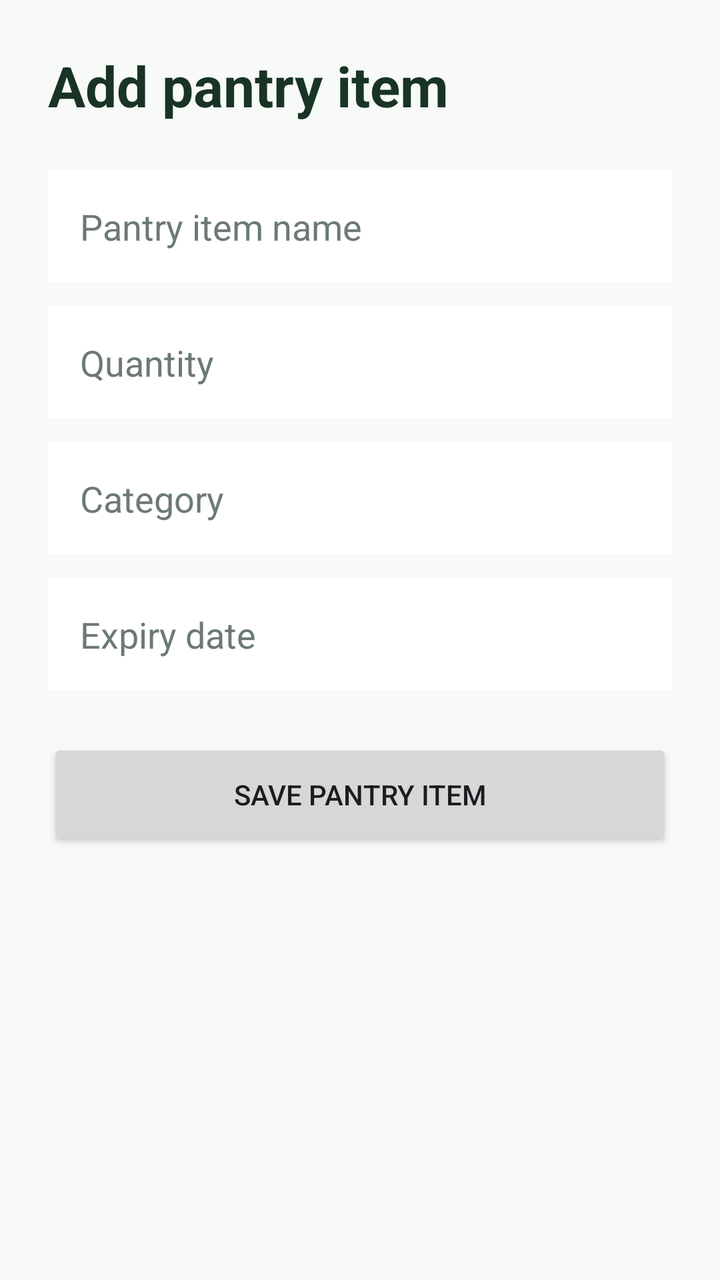
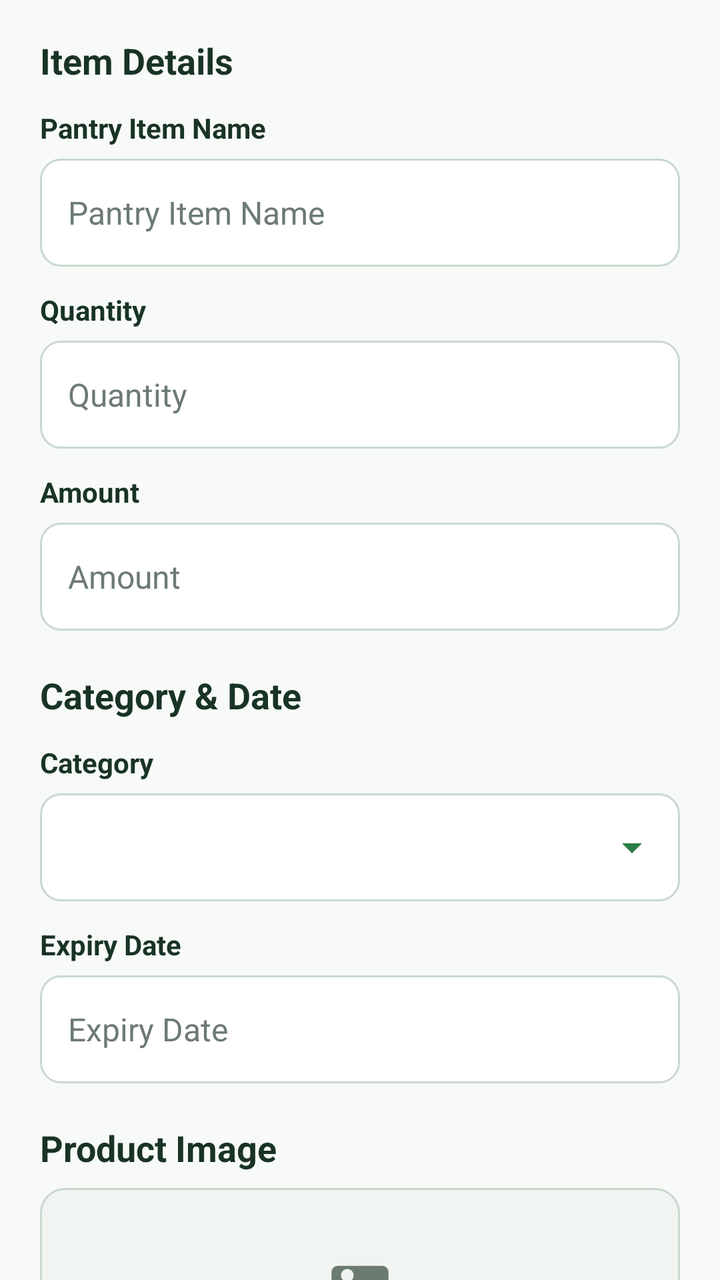

An Android layout rendered at two revisions. The XML below is the earlier revision; the diff shows what the commit changed to produce the second picture.
<!-- AndroidManifest.xml: application theme Theme.QuickCart -->
<!-- res/layout/fragment_add_pantry_item.xml -->
<?xml version="1.0" encoding="utf-8"?>
<androidx.core.widget.NestedScrollView xmlns:android="http://schemas.android.com/apk/res/android"
    xmlns:tools="http://schemas.android.com/tools"
    android:layout_width="match_parent"
    android:layout_height="match_parent"
    android:background="#F7FAF7"
    tools:context=".AddPantryItemFragment">

    <LinearLayout
        android:layout_width="match_parent"
        android:layout_height="wrap_content"
        android:orientation="vertical"
        android:padding="24dp">

        <TextView
            android:id="@+id/textview_add_pantry_title"
            android:layout_width="match_parent"
            android:layout_height="wrap_content"
            android:text="@string/add_pantry_item_title"
            android:textColor="#193326"
            android:textSize="28sp"
            android:textStyle="bold" />

        <EditText
            android:id="@+id/edittext_pantry_name"
            android:layout_width="match_parent"
            android:layout_height="56dp"
            android:layout_marginTop="24dp"
            android:background="#FFFFFF"
            android:hint="@string/pantry_item_name_hint"
            android:inputType="textCapWords"
            android:paddingStart="16dp"
            android:paddingEnd="16dp"
            android:singleLine="true"
            android:textColor="#26352D"
            android:textColorHint="#6C7B72" />

        <EditText
            android:id="@+id/edittext_pantry_quantity"
            android:layout_width="match_parent"
            android:layout_height="56dp"
            android:layout_marginTop="12dp"
            android:background="#FFFFFF"
            android:hint="@string/pantry_quantity_hint"
            android:inputType="textCapWords"
            android:paddingStart="16dp"
            android:paddingEnd="16dp"
            android:singleLine="true"
            android:textColor="#26352D"
            android:textColorHint="#6C7B72" />

        <EditText
            android:id="@+id/edittext_pantry_category"
            android:layout_width="match_parent"
            android:layout_height="56dp"
            android:layout_marginTop="12dp"
            android:background="#FFFFFF"
            android:hint="@string/pantry_category_hint"
            android:inputType="textCapWords"
            android:paddingStart="16dp"
            android:paddingEnd="16dp"
            android:singleLine="true"
            android:textColor="#26352D"
            android:textColorHint="#6C7B72" />

        <EditText
            android:id="@+id/edittext_pantry_expiry"
            android:layout_width="match_parent"
            android:layout_height="56dp"
            android:layout_marginTop="12dp"
            android:background="#FFFFFF"
            android:hint="@string/pantry_expiry_hint"
            android:inputType="text"
            android:paddingStart="16dp"
            android:paddingEnd="16dp"
            android:singleLine="true"
            android:textColor="#26352D"
            android:textColorHint="#6C7B72" />

        <Button
            android:id="@+id/button_save_pantry_item"
            android:layout_width="match_parent"
            android:layout_height="56dp"
            android:layout_marginTop="24dp"
            android:text="@string/save_pantry_item" />

    </LinearLayout>
</androidx.core.widget.NestedScrollView>
<!-- resources referenced by this layout -->
<resources>
  <string name="add_pantry_item_title">Add pantry item</string>
  <string name="pantry_expiry_hint">Expiry date</string>
  <string name="pantry_item_name_hint">Pantry item name</string>
  <string name="save_pantry_item">Save pantry item</string>
  <!-- unchanged entries left out for length: 4 -->
</resources>

<!-- the commit's change to res/layout/fragment_add_pantry_item.xml (unified diff, before → after) -->
@@ -3,85 +3,175 @@
     xmlns:tools="http://schemas.android.com/tools"
     android:layout_width="match_parent"
     android:layout_height="match_parent"
-    android:background="#F7FAF7"
+    android:background="@color/quickcart_background"
+    android:fillViewport="true"
     tools:context=".AddPantryItemFragment">
 
     <LinearLayout
         android:layout_width="match_parent"
         android:layout_height="wrap_content"
         android:orientation="vertical"
-        android:padding="24dp">
+        android:paddingStart="@dimen/form_screen_padding"
+        android:paddingTop="18dp"
+        android:paddingEnd="@dimen/form_screen_padding"
+        android:paddingBottom="96dp">
 
         <TextView
-            android:id="@+id/textview_add_pantry_title"
+            style="@style/QuickCart.FormSectionTitle"
             android:layout_width="match_parent"
             android:layout_height="wrap_content"
-            android:text="@string/add_pantry_item_title"
-            android:textColor="#193326"
-            android:textSize="28sp"
-            android:textStyle="bold" />
+            android:text="@string/item_details_section" />
+
+        <TextView
+            style="@style/QuickCart.FormLabel"
+            android:layout_width="match_parent"
+            android:layout_height="wrap_content"
+            android:layout_marginTop="@dimen/form_gap"
+            android:text="@string/pantry_item_name_hint" />
 
         <EditText
             android:id="@+id/edittext_pantry_name"
+            style="@style/QuickCart.FormEditText"
+            android:hint="@string/pantry_item_name_hint"
+            android:inputType="textCapWords" />
+
+        <TextView
+            style="@style/QuickCart.FormLabel"
             android:layout_width="match_parent"
-            android:layout_height="56dp"
-            android:layout_marginTop="24dp"
-            android:background="#FFFFFF"
-            android:hint="@string/pantry_item_name_hint"
-            android:inputType="textCapWords"
-            android:paddingStart="16dp"
-            android:paddingEnd="16dp"
-            android:singleLine="true"
-            android:textColor="#26352D"
-            android:textColorHint="#6C7B72" />
+            android:layout_height="wrap_content"
+            android:layout_marginTop="@dimen/form_gap"
+            android:text="@string/pantry_quantity_hint" />
 
         <EditText
             android:id="@+id/edittext_pantry_quantity"
+            style="@style/QuickCart.FormEditText"
+            android:hint="@string/pantry_quantity_hint"
+            android:inputType="textCapWords" />
+
+        <TextView
+            style="@style/QuickCart.FormLabel"
             android:layout_width="match_parent"
-            android:layout_height="56dp"
-            android:layout_marginTop="12dp"
-            android:background="#FFFFFF"
-            android:hint="@string/pantry_quantity_hint"
-            android:inputType="textCapWords"
-            android:paddingStart="16dp"
-            android:paddingEnd="16dp"
-            android:singleLine="true"
-            android:textColor="#26352D"
-            android:textColorHint="#6C7B72" />
+            android:layout_height="wrap_content"
+            android:layout_marginTop="@dimen/form_gap"
+            android:text="@string/pantry_amount_hint" />
 
         <EditText
-            android:id="@+id/edittext_pantry_category"
+            android:id="@+id/edittext_pantry_amount"
+            style="@style/QuickCart.FormEditText"
+            android:hint="@string/pantry_amount_hint"
+            android:inputType="number" />
+
+        <TextView
+            style="@style/QuickCart.FormSectionTitle"
             android:layout_width="match_parent"
-            android:layout_height="56dp"
-            android:layout_marginTop="12dp"
-            android:background="#FFFFFF"
-            android:hint="@string/pantry_category_hint"
-            android:inputType="textCapWords"
-            android:paddingStart="16dp"
-            android:paddingEnd="16dp"
-            android:singleLine="true"
-            android:textColor="#26352D"
-            android:textColorHint="#6C7B72" />
+            android:layout_height="wrap_content"
+            android:layout_marginTop="@dimen/form_section_gap"
+            android:text="@string/category_date_section" />
+
+        <TextView
+            style="@style/QuickCart.FormLabel"
+            android:layout_width="match_parent"
+            android:layout_height="wrap_content"
+            android:layout_marginTop="@dimen/form_gap"
+            android:text="@string/pantry_category_hint" />
+
+        <FrameLayout
+            style="@style/QuickCart.DropdownContainer">
+
+            <Spinner
+                android:id="@+id/spinner_pantry_category"
+                style="@style/QuickCart.FormDropdown"
+                android:prompt="@string/pantry_category_hint" />
+
+            <ImageView
+                android:layout_width="24dp"
+                android:layout_height="24dp"
+                android:layout_gravity="end|center_vertical"
+                android:contentDescription="@string/pantry_category_hint"
+                android:src="@drawable/ic_arrow_drop_down" />
+        </FrameLayout>
+
+        <TextView
+            style="@style/QuickCart.FormLabel"
+            android:layout_width="match_parent"
+            android:layout_height="wrap_content"
+            android:layout_marginTop="@dimen/form_gap"
+            android:text="@string/pantry_expiry_hint" />
 
         <EditText
             android:id="@+id/edittext_pantry_expiry"
+            style="@style/QuickCart.FormEditText"
+            android:focusable="false"
+            android:hint="@string/pantry_expiry_hint"
+            android:inputType="none" />
+
+        <TextView
+            style="@style/QuickCart.FormSectionTitle"
             android:layout_width="match_parent"
-            android:layout_height="56dp"
-            android:layout_marginTop="12dp"
-            android:background="#FFFFFF"
-            android:hint="@string/pantry_expiry_hint"
-            android:inputType="text"
-            android:paddingStart="16dp"
-            android:paddingEnd="16dp"
-            android:singleLine="true"
-            android:textColor="#26352D"
-            android:textColorHint="#6C7B72" />
+            android:layout_height="wrap_content"
+            android:layout_marginTop="@dimen/form_section_gap"
+            android:text="@string/product_image" />
+
+        <FrameLayout
+            android:id="@+id/container_pantry_image"
+            android:layout_width="match_parent"
+            android:layout_height="150dp"
+            android:layout_marginTop="8dp"
+            android:background="@drawable/image_placeholder_background"
+            android:clickable="true"
+            android:focusable="true">
+
+            <ImageView
+                android:id="@+id/imageview_pantry_preview"
+                android:layout_width="match_parent"
+                android:layout_height="match_parent"
+                android:contentDescription="@string/product_image"
+                android:scaleType="centerCrop" />
+
+            <LinearLayout
+                android:id="@+id/layout_pantry_image_empty"
+                android:layout_width="match_parent"
+                android:layout_height="match_parent"
+                android:gravity="center"
+                android:orientation="vertical"
+                android:padding="16dp">
+
+                <ImageView
+                    android:layout_width="38dp"
+                    android:layout_height="38dp"
+                    android:contentDescription="@string/product_image"
+                    android:src="@drawable/ic_photo_placeholder" />
+
+                <TextView
+                    android:layout_width="wrap_content"
+                    android:layout_height="wrap_content"
+                    android:layout_marginTop="8dp"
+                    android:text="@string/image_empty_title"
+                    android:textColor="@color/quickcart_primary_dark"
+                    android:textSize="15sp"
+                    android:textStyle="bold" />
+
+                <TextView
+                    android:layout_width="wrap_content"
+                    android:layout_height="wrap_content"
+                    android:layout_marginTop="4dp"
+                    android:gravity="center"
+                    android:text="@string/image_empty_helper"
+                    android:textColor="@color/quickcart_muted"
+                    android:textSize="13sp" />
+            </LinearLayout>
+        </FrameLayout>
+
+        <Button
+            android:id="@+id/button_choose_pantry_image"
+            style="@style/QuickCart.SecondaryButton"
+            android:layout_marginTop="10dp"
+            android:text="@string/choose_product_image" />
 
         <Button
             android:id="@+id/button_save_pantry_item"
-            android:layout_width="match_parent"
-            android:layout_height="56dp"
-            android:layout_marginTop="24dp"
+            style="@style/QuickCart.PrimaryButton"
+            android:layout_marginTop="@dimen/form_section_gap"
             android:text="@string/save_pantry_item" />
 
     </LinearLayout>
<!-- resource entries referenced after the edit -->
@@ -1,9 +1,164 @@
 <!-- resources referenced by this layout -->
 <resources>
-  <string name="add_pantry_item_title">Add pantry item</string>
-  <string name="pantry_expiry_hint">Expiry date</string>
-  <string name="pantry_item_name_hint">Pantry item name</string>
-  <string name="save_pantry_item">Save pantry item</string>
+  <color name="quickcart_background">#F7FAF7</color>
+  <color name="quickcart_muted">#6C7B72</color>
+  <color name="quickcart_primary_dark">#193326</color>
+  <dimen name="form_gap">12dp</dimen>
+  <dimen name="form_screen_padding">20dp</dimen>
+  <dimen name="form_section_gap">20dp</dimen>
+  <!-- drawable ic_arrow_drop_down (drawable) -->
+  <?xml version="1.0" encoding="utf-8"?>
+  <vector xmlns:android="http://schemas.android.com/apk/res/android"
+      android:width="24dp"
+      android:height="24dp"
+      android:viewportWidth="24"
+      android:viewportHeight="24">
+  
+      <path
+          android:fillColor="@color/quickcart_primary"
+          android:pathData="M7,10l5,5 5,-5z" />
+  </vector>
+  <!-- drawable ic_photo_placeholder (drawable) -->
+  <?xml version="1.0" encoding="utf-8"?>
+  <vector xmlns:android="http://schemas.android.com/apk/res/android"
+      android:width="36dp"
+      android:height="36dp"
+      android:viewportWidth="24"
+      android:viewportHeight="24">
+  
+      <path
+          android:fillColor="@color/quickcart_muted"
+          android:pathData="M5,5h14c1.1,0 2,0.9 2,2v10c0,1.1 -0.9,2 -2,2H5c-1.1,0 -2,-0.9 -2,-2V7c0,-1.1 0.9,-2 2,-2zM5,17h14v-3.2l-3.2,-3.2 -4.2,4.2 -2.1,-2.1L5,17zM8,10c1.1,0 2,-0.9 2,-2S9.1,6 8,6 6,6.9 6,8s0.9,2 2,2z" />
+  </vector>
+  <!-- drawable image_placeholder_background (drawable) -->
+  <?xml version="1.0" encoding="utf-8"?>
+  <shape xmlns:android="http://schemas.android.com/apk/res/android">
+      <solid android:color="@color/quickcart_field_subtle" />
+      <stroke
+          android:width="1dp"
+          android:color="@color/quickcart_border" />
+      <corners android:radius="12dp" />
+  </shape>
+  <string name="category_date_section">Category &amp; Date</string>
+  <string name="choose_product_image">Choose Product Image</string>
+  <string name="image_empty_helper">Tap Choose Product Image To Add One</string>
+  <string name="image_empty_title">No Image Selected</string>
+  <string name="item_details_section">Item Details</string>
+  <string name="pantry_amount_hint">Amount</string>
+  <string name="pantry_expiry_hint">Expiry Date</string>
+  <string name="pantry_item_name_hint">Pantry Item Name</string>
+  <string name="product_image">Product Image</string>
+  <string name="save_pantry_item">Save Pantry Item</string>
+  <style name="QuickCart.DropdownContainer">
+          <item name="android:layout_width">match_parent</item>
+          <item name="android:layout_height">@dimen/form_field_height</item>
+          <item name="android:layout_marginTop">6dp</item>
+          <item name="android:background">@drawable/form_field_background</item>
+          <item name="android:paddingStart">14dp</item>
+          <item name="android:paddingEnd">12dp</item>
+      </style>
+  <style name="QuickCart.FormDropdown">
+          <item name="android:layout_width">match_parent</item>
+          <item name="android:layout_height">@dimen/form_field_height</item>
+          <item name="android:background">@android:color/transparent</item>
+          <item name="android:paddingStart">0dp</item>
+          <item name="android:paddingEnd">34dp</item>
+          <item name="android:popupBackground">@color/quickcart_field</item>
+      </style>
+  <style name="QuickCart.FormEditText">
+          <item name="android:layout_width">match_parent</item>
+          <item name="android:layout_height">@dimen/form_field_height</item>
+          <item name="android:layout_marginTop">6dp</item>
+          <item name="android:background">@drawable/form_field_background</item>
+          <item name="android:paddingStart">14dp</item>
+          <item name="android:paddingEnd">14dp</item>
+          <item name="android:textColor">@color/quickcart_text</item>
+          <item name="android:textColorHint">@color/quickcart_muted</item>
+          <item name="android:textSize">16sp</item>
+          <item name="android:singleLine">true</item>
+      </style>
+  <style name="QuickCart.FormLabel">
+          <item name="android:textColor">@color/quickcart_primary_dark</item>
+          <item name="android:textSize">14sp</item>
+          <item name="android:textStyle">bold</item>
+      </style>
+  <style name="QuickCart.FormSectionTitle">
+          <item name="android:textColor">@color/quickcart_primary_dark</item>
+          <item name="android:textSize">18sp</item>
+          <item name="android:textStyle">bold</item>
+      </style>
+  <style name="QuickCart.PrimaryButton">
+          <item name="android:layout_width">match_parent</item>
+          <item name="android:layout_height">54dp</item>
+          <item name="android:background">@drawable/button_primary_background</item>
+          <item name="android:backgroundTint">@color/quickcart_primary_dark</item>
+          <item name="android:textColor">@color/white</item>
+          <item name="android:textStyle">bold</item>
+          <item name="android:textAllCaps">false</item>
+      </style>
+  <style name="QuickCart.SecondaryButton">
+          <item name="android:layout_width">match_parent</item>
+          <item name="android:layout_height">52dp</item>
+          <item name="android:background">@drawable/button_secondary_background</item>
+          <item name="android:backgroundTint">@color/quickcart_primary</item>
+          <item name="android:textColor">@color/white</item>
+          <item name="android:textStyle">bold</item>
+          <item name="android:textAllCaps">false</item>
+      </style>
+  <color name="quickcart_primary">#2F7D4B</color>
+  <color name="quickcart_field_subtle">#F1F5F2</color>
+  <color name="quickcart_border">#C9D8CF</color>
+  <dimen name="form_field_height">54dp</dimen>
+  <!-- drawable form_field_background (drawable) -->
+  <?xml version="1.0" encoding="utf-8"?>
+  <selector xmlns:android="http://schemas.android.com/apk/res/android">
+      <item android:state_focused="true">
+          <shape>
+              <solid android:color="@color/quickcart_field" />
+              <stroke
+                  android:width="2dp"
+                  android:color="@color/quickcart_primary" />
+              <corners android:radius="@dimen/form_field_radius" />
+          </shape>
+      </item>
+      <item android:state_enabled="false">
+          <shape>
+              <solid android:color="@color/quickcart_field_subtle" />
+              <stroke
+                  android:width="1dp"
+                  android:color="@color/quickcart_border" />
+              <corners android:radius="@dimen/form_field_radius" />
+          </shape>
+      </item>
+      <item>
+          <shape>
+              <solid android:color="@color/quickcart_field" />
+              <stroke
+                  android:width="1dp"
+                  android:color="@color/quickcart_border" />
+              <corners android:radius="@dimen/form_field_radius" />
+          </shape>
+      </item>
+  </selector>
+  <color name="quickcart_field">#FFFFFF</color>
+  <color name="quickcart_text">#26352D</color>
+  <!-- drawable button_primary_background (drawable) -->
+  <?xml version="1.0" encoding="utf-8"?>
+  <shape xmlns:android="http://schemas.android.com/apk/res/android">
+      <solid android:color="@color/quickcart_primary" />
+      <corners android:radius="12dp" />
+  </shape>
+  <color name="white">#FFFFFFFF</color>
+  <!-- drawable button_secondary_background (drawable) -->
+  <?xml version="1.0" encoding="utf-8"?>
+  <shape xmlns:android="http://schemas.android.com/apk/res/android">
+      <solid android:color="#E8F5E9" />
+      <stroke
+          android:width="1dp"
+          android:color="@color/quickcart_primary" />
+      <corners android:radius="12dp" />
+  </shape>
+  <dimen name="form_field_radius">10dp</dimen>
   <!-- unchanged entries left out for length: 4 -->
 </resources>
 
